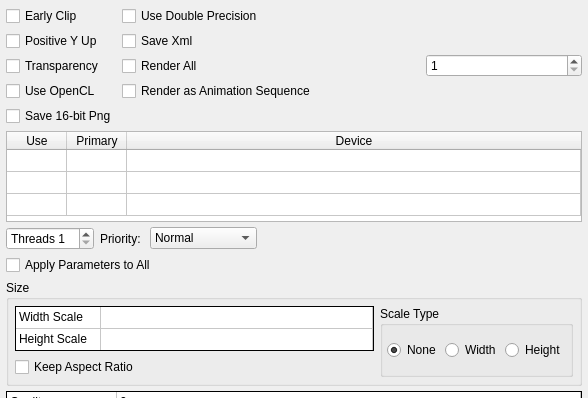
This is Source/Fractorium/FinalRenderDialog.ui in typpos/fractorium as Qt 5 draws it before an edit; both pictures show x 0 to 588 and y 0 to 398 of the 588 by 838 pixel window. The edited form follows.
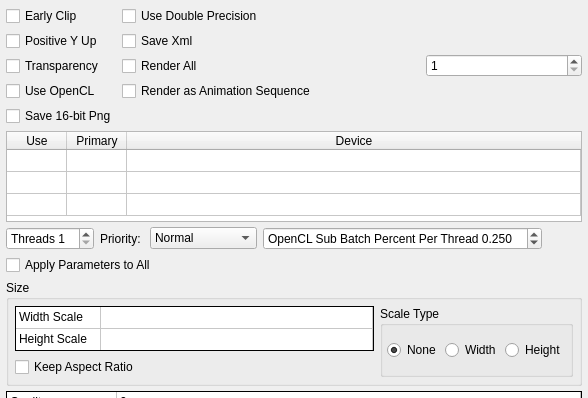
This is the edited form. Custom widgets are drawn as their Qt base class.

What changed in the file:
```diff
--- a/Source/Fractorium/FinalRenderDialog.ui
+++ b/Source/Fractorium/FinalRenderDialog.ui
@@ -418,11 +418,57 @@
            </item>
           </widget>
          </item>
+         <item>
+          <widget class="QDoubleSpinBox" name="FinalRenderOpenCLSubBatchPctSpin">
+           <property name="sizePolicy">
+            <sizepolicy hsizetype="Preferred" vsizetype="Fixed">
+             <horstretch>0</horstretch>
+             <verstretch>0</verstretch>
+            </sizepolicy>
+           </property>
+           <property name="minimumSize">
+            <size>
+             <width>220</width>
+             <height>0</height>
+            </size>
+           </property>
+           <property name="maximumSize">
+            <size>
+             <width>300</width>
+             <height>16777215</height>
+            </size>
+           </property>
+           <property name="toolTip">
+            <string>&lt;html&gt;&lt;head/&gt;&lt;body&gt;&lt;p&gt;The percentage of a sub batch to execute on each thread per kernel call when using OpenCL. Default: 0.025 (256 iters).&lt;/p&gt;&lt;p&gt;Increase this number for slightly faster render times.&lt;/p&gt;&lt;p&gt;Note that this can cause a crash and subsequent restart of the graphics driver if each kernel call takes too long. So reduce the value if you encounter such a problem.&lt;/p&gt;&lt;/body&gt;&lt;/html&gt;</string>
+           </property>
+           <property name="prefix">
+            <string>OpenCL Sub Batch Percent Per Thread </string>
+           </property>
+           <property name="decimals">
+            <number>3</number>
+           </property>
+           <property name="minimum">
+            <double>0.010000000000000</double>
+           </property>
+           <property name="maximum">
+            <double>1.000000000000000</double>
+           </property>
+           <property name="singleStep">
+            <double>0.010000000000000</double>
+           </property>
+           <property name="value">
+            <double>0.250000000000000</double>
+           </property>
+          </widget>
+         </item>
          <item>
           <spacer name="horizontalSpacer">
            <property name="orientation">
             <enum>Qt::Horizontal</enum>
            </property>
+           <property name="sizeType">
+            <enum>QSizePolicy::Preferred</enum>
+           </property>
            <property name="sizeHint" stdset="0">
             <size>
              <width>40</width>
@@ -692,7 +738,7 @@
         </widget>
        </item>
        <item>
-        <widget class="TableWidget" name="FinalRenderParamsTable">
+        <widget class="QTableWidget" name="FinalRenderParamsTable">
          <property name="sizePolicy">
           <sizepolicy hsizetype="Expanding" vsizetype="Fixed">
            <horstretch>0</horstretch>
@@ -890,6 +936,9 @@
           <property name="text">
            <string>Strips</string>
           </property>
+          <property name="toolTip">
+           <string>&lt;html&gt;&lt;head/&gt;&lt;body&gt;&lt;p&gt;The number of sections to split rendering into. The first number is the value desired, and the second number in parentheses is the value actually used because it must divide evenly into the final image height.&lt;/p&gt;&lt;p&gt;Use this if you do not have enough memory to render a given size and supersample. You will know you are memory limited when you see a warning in the text box below.&lt;/p&gt;&lt;p&gt;Use this sparingly since the number of iterations required are scaled by the value in this field.&lt;/p&gt;&lt;/body&gt;&lt;/html&gt;</string>
+          </property>
          </item>
          <item row="3" column="1">
           <property name="text">
@@ -913,6 +962,9 @@
           <property name="text">
            <string>Iterations</string>
           </property>
+          <property name="toolTip">
+           <string>The total number of iterations that will be done to complete a single image</string>
+          </property>
          </item>
          <item row="5" column="1">
           <property name="text">
@@ -1203,13 +1255,6 @@
    </item>
   </layout>
  </widget>
- <customwidgets>
-  <customwidget>
-   <class>TableWidget</class>
-   <extends>QTableWidget</extends>
-   <header>TableWidget.h</header>
-  </customwidget>
- </customwidgets>
  <tabstops>
   <tabstop>FinalRenderEarlyClipCheckBox</tabstop>
   <tabstop>FinalRenderDoublePrecisionCheckBox</tabstop>
```
Left out of the diff: 13 changed lines with no effect on the pictures.
